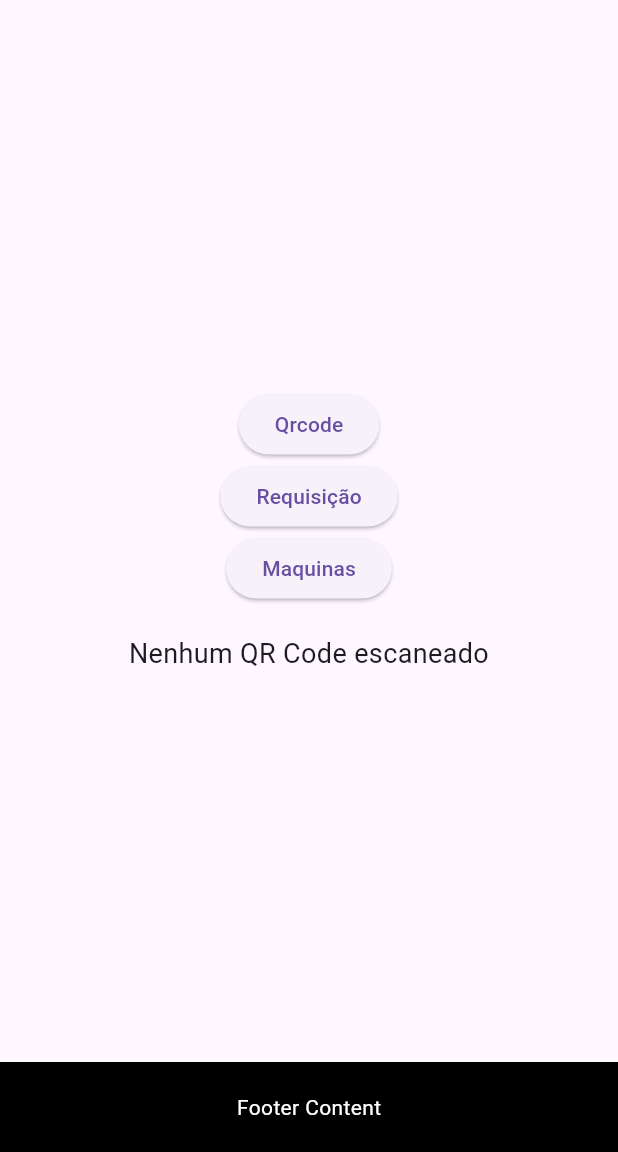
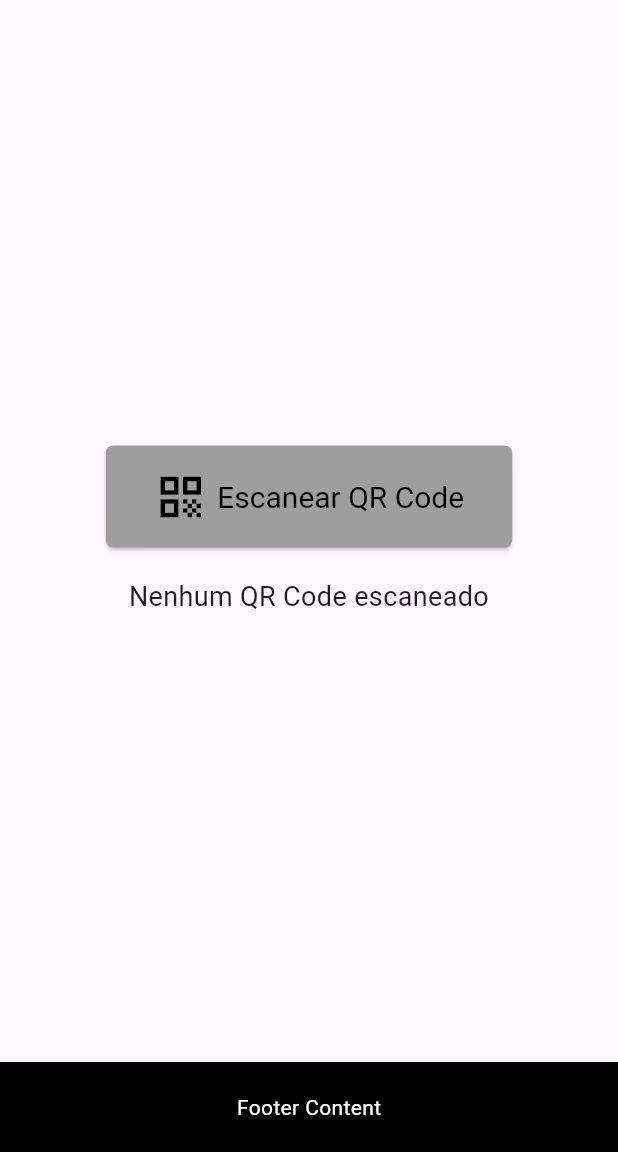
Before and after one commit to kelvenbrito/Projeto_Final_Innovatec, a Flutter app: the InternaScreen screen opened directly with empty values, on a phone screen of 412 x 824 dp, the part 84-1236 px from its top. Run offline on Flutter 3.47's test engine with Material 3 defaults, Android fonts, the phone set to English and light mode, and no system bars; our stand-ins replace cloud_firestore, firebase_auth, firebase_core, permission_handler, shared_preferences; missing offline and left inert: mobile_scanner; accounts and stored records are empty.

Commit message:
08/12/24

```diff
--- a/flutter/lib/controllers/requisicao_controller.dart
+++ b/flutter/lib/controllers/requisicao_controller.dart
@@ -28,12 +28,12 @@ class RequisicaoController{
     }
   }
   //fetch list
-Future<List<Requisicao>> fetchList(String userId) async {
+Future<List<Requisicao>> fetchList(String  userEmail) async {
   try {
     // Busca documentos no Firestore
     final QuerySnapshot result = await _firestore
         .collection('requisicao')
-        .where('userid', isEqualTo: userId)
+         .where('userEmail', isEqualTo: userEmail)
         .get();
 
     // Log para verificar a quantidade de documentos retornados
--- a/flutter/lib/main.dart
+++ b/flutter/lib/main.dart
@@ -29,7 +29,7 @@ class MainApp extends StatelessWidget {
         '/home': (context) => const HomeScreen(),
         '/login': (context) => const LoginScreen(),
         '/register': (context) => const RegisterScreen(),
-        '/requisicao': (context) => const RequisicaoScreen(userId: '', machineData: {},),
+        '/requisicao': (context) => const RequisicaoScreen(userEmail: '', machineData: {},),
         '/qrcode':(context) =>ScannerPage(),
         '/maquinas': (context) => const PesquisaMaquinas(),
 
--- a/flutter/lib/screens/interna_screen.dart
+++ b/flutter/lib/screens/interna_screen.dart
@@ -41,53 +41,21 @@ class _InternaScreenState extends State<InternaScreen> {
           children: [
             // Botão para abrir o scanner de QR Code
             ElevatedButton.icon(
-               onPressed: () {
+              onPressed: () {
                 Navigator.pushNamed(context, '/qrcode');
               },
-               label: const Text("Qrcode"),
-              // onPressed: () async {
-              //   await Navigator.push(
-              //     context,
-              //     MaterialPageRoute(
-              //       builder: (context) => QRScannerScreen(
-              //         onScan: (data) {
-              //           Navigator.push(
-              //             context,
-              //             MaterialPageRoute(
-              //               builder: (context) => PesquisaMaquinas(
-              //                 qrCodeValue: data, // Passando o valor do QR Code
-              //               ),
-              //             ),
-              //           );
-              //         },
-              //       ),
-              //     ),
-              //   );
-              // },
-              // icon: const Icon(Icons.qr_code, size: 36),
-              // label: const Text('Escanear QR Code'),
-              // style: ElevatedButton.styleFrom(
-              //   foregroundColor: Colors.black,
-              //   backgroundColor: Colors.grey,
-              //   padding:
-              //       const EdgeInsets.symmetric(horizontal: 32, vertical: 16),
-              //   textStyle: const TextStyle(fontSize: 20),
-              //   shape: RoundedRectangleBorder(
-              //       borderRadius: BorderRadius.circular(5)),
-              // ),
-            ),
-
-            ElevatedButton.icon(
-              onPressed: () {
-                Navigator.pushNamed(context, '/requisicao');
-              },
-              label: const Text("Requisição"),
-            ),
-            ElevatedButton.icon(
-              onPressed: () {
-                Navigator.pushNamed(context, '/maquinas');
-              },
-              label: const Text("Maquinas"),
+              icon: const Icon(Icons.qr_code, size: 36),
+              label: const Text('Escanear QR Code'),
+              style: ElevatedButton.styleFrom(
+                foregroundColor: Colors.black,
+                backgroundColor: Colors.grey,
+                padding:
+                    const EdgeInsets.symmetric(horizontal: 32, vertical: 16),
+                textStyle: const TextStyle(fontSize: 20),
+                shape: RoundedRectangleBorder(
+                  borderRadius: BorderRadius.circular(5),
+                ),
+              ),
             ),
 
             const SizedBox(height: 20),
--- a/flutter/lib/screens/leitorQRCodeScreen.dart
+++ b/flutter/lib/screens/leitorQRCodeScreen.dart
@@ -35,7 +35,11 @@ class _ScannerPageState extends State<ScannerPage> {
             controller: cameraController,
             onDetect: (barcodeCapture) {
               if (barcodeCapture.barcodes.isNotEmpty) {
-                final String qrCode = barcodeCapture.barcodes.first.rawValue ?? 'Desconhecido';
+                final String qrCode =
+                    barcodeCapture.barcodes.first.rawValue ?? 'Desconhecido';
+
+                // Parar a câmera antes de navegar
+                cameraController.stop();
 
                 // Navegar para a página "Máquinas" com o QR Code como argumento
                 Navigator.pushNamed(context, '/maquinas', arguments: qrCode);
```
Also changed, not shown: flutter/lib/models/requisicao.dart (+7 -10 lines), flutter/lib/screens/login_screen copy.dart (+17 -2 lines), flutter/lib/screens/login_screen.dart (+15 -2 lines), flutter/lib/screens/maquinas_screen.dart (+13 -2 lines), flutter/lib/screens/requisicao_screen.dart (+15 -35 lines), flutter/lib/services/auth_service.dart (+0 -17 lines).
